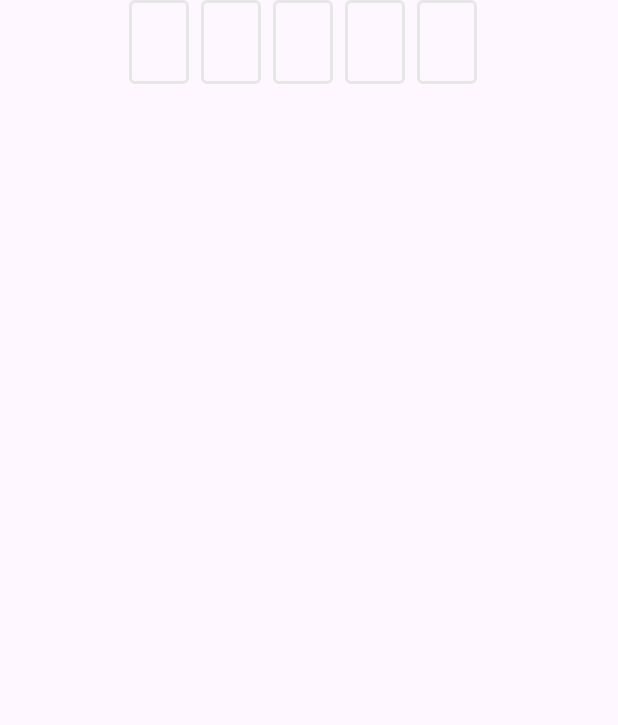
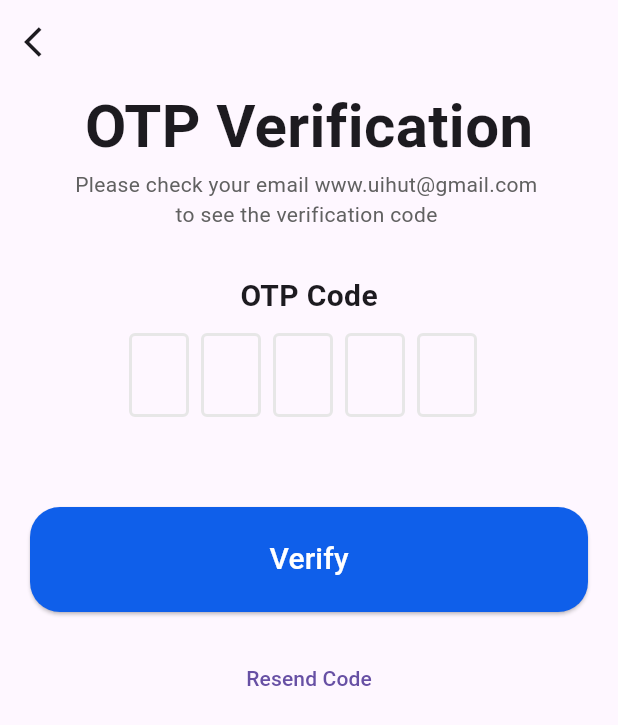
Before and after one commit to pradipdhungana99/travelapp, a Flutter app: the OtpVerificationPage screen opened by its route, on a phone screen of 412 x 824 dp. Shown: the top 725 px of the screen. Run offline on Flutter 3.47's test engine with Material 3 defaults, Android fonts, the phone set to English and light mode, and no system bars; drawn by our look-alikes of flutter_otp_text_field; our stand-ins replace go_router, smooth_page_indicator; network calls fail.

Commit message:
completed otpverification layout

```diff
--- a/lib/otpverification/otp_verification.dart
+++ b/lib/otpverification/otp_verification.dart
@@ -7,13 +7,40 @@ class OtpVerificationPage extends StatelessWidget {
   @override
   Widget build(BuildContext context) {
     return Scaffold(
-      body: OtpTextField(
+      appBar: AppBar(
+        leading: IconButton(
+          onPressed: () {},
+          icon: Icon(Icons.arrow_back_ios),
+        ),
+      ),
+      body: SingleChildScrollView(
+        child: Column(
+          children: [
+            Text(
+              'OTP Verification',
+              style: TextStyle(fontSize: 40, fontWeight: FontWeight.bold),
+            ),
+            Text(
+              'Please check your email www.uihut@gmail.com \n                  to see the verification code',
+              style: TextStyle(color: Colors.grey.shade700),
+            ),
+            SizedBox(height: 30),
+            Text(
+              'OTP Code',
+              style: TextStyle(fontSize: 20, fontWeight: FontWeight.bold),
+            ),
+            SizedBox(height: 10),
+            OtpTextField(
               numberOfFields: 5,
               borderColor: Color(0xFF512DA8),
               //set to true to show as box or false to show as dash
               showFieldAsBox: true,
               //runs when a code is typed in
               onCodeChanged: (String code) {
+                if (code.isEmpty) {
+                  debugPrint('empty');
+                }
+
                 //handle validation or checks here
               },
               //runs when every textfield is filled
@@ -25,8 +52,34 @@ class OtpVerificationPage extends StatelessWidget {
                       title: Text("Verification Code"),
                       content: Text('Code entered is $verificationCode'),
                     );
-              });
+                  },
+                );
               }, // end onSubmit
+            ),
+            SizedBox(height: 40),
+            Padding(
+              padding: const EdgeInsets.all(20.0),
+              child: ElevatedButton(
+                style: ElevatedButton.styleFrom(
+                  backgroundColor: const Color.fromARGB(255, 15, 95, 234),
+                  shape: RoundedRectangleBorder(
+                    borderRadius: BorderRadius.circular(20),
+                  ),
+                  minimumSize: Size(double.infinity, 70),
+                ),
+                onPressed: () {},
+                child: Text(
+                  'Verify',
+                  style: TextStyle(color: Colors.white, fontSize: 20),
+                ),
+              ),
+            ),
+            TextButton(
+              onPressed: () {},
+              child: Text('Resend Code'),
+            ),
+          ],
+        ),
       ),
     );
   }
--- a/lib/passwordreset/forgot_password.dart
+++ b/lib/passwordreset/forgot_password.dart
@@ -37,6 +37,12 @@ class _ForgotPasswordState extends State<ForgotPassword> {
             child: Padding(
               padding: const EdgeInsets.all(15.0),
               child: TextFormField(
+                validator: (value) {
+                  if (value == null || value.isEmpty) {
+                    return 'Please enter your email';
+                  }
+                  return null;
+                },
                 decoration: InputDecoration(
                   border: OutlineInputBorder(
                       borderRadius: BorderRadius.circular(10)),
```
Also changed, not shown: lib/signuppage/sign_up_page.dart (+17 -3 lines). Lines whose indentation alone changed are shown as unchanged.
